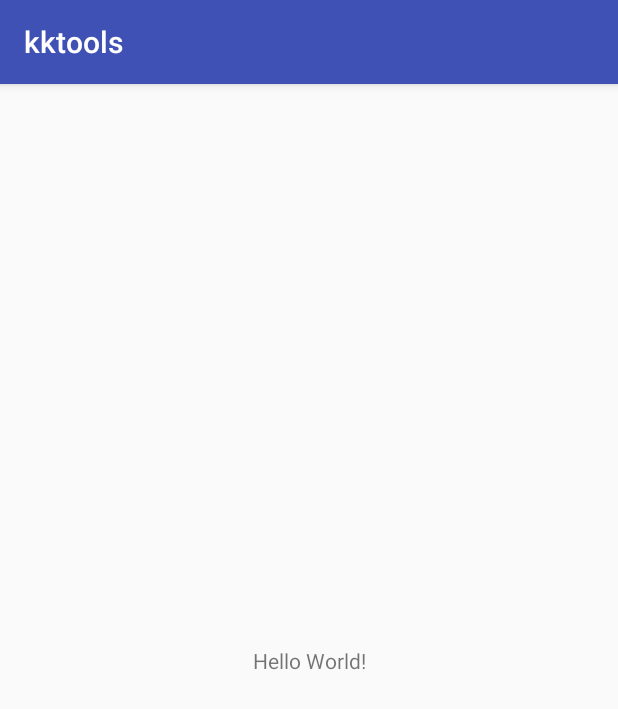
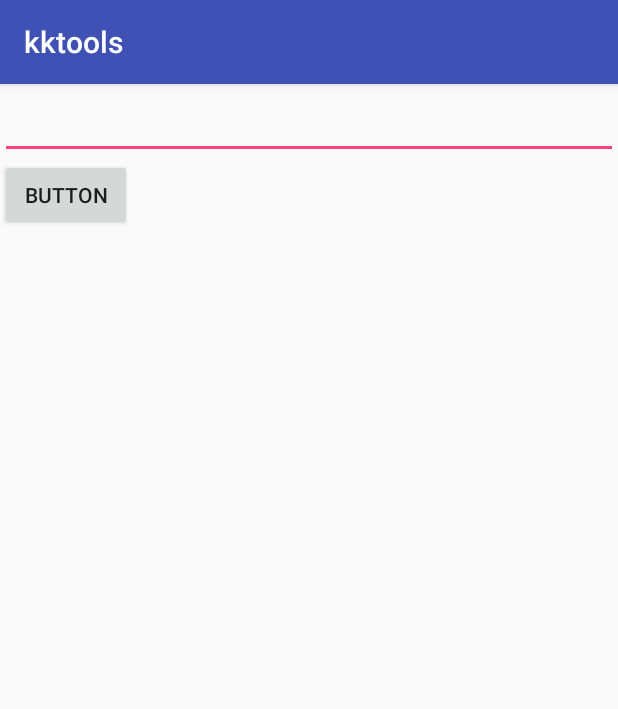
Before and after one commit to kkuu/kkutils, an Android app: the screen it shows after launch (MainActivity), on a phone screen of 412 x 824 dp. Shown: the top 709 px of the screen. Run offline under Robolectric (Android 15) with nearby library versions, the light colour scheme and no system bars; libraries missing offline, so code that uses them is left out: com.blankj.utilcode, com.yanzhenjie.album; pictures from the network do not load; 4 statements that could not run were skipped.

Commit message:
弱密码判断

```diff
--- a/app/src/main/AndroidManifest.xml
+++ b/app/src/main/AndroidManifest.xml
@@ -17,5 +17,6 @@
             </intent-filter>
         </activity>
     </application>
-
+    <uses-permission android:name="android.permission.INTERNET" />
+    <uses-permission android:name="android.permission.WRITE_EXTERNAL_STORAGE" />
 </manifest>
--- a/app/src/main/java/kk/kktools/MainActivity.java
+++ b/app/src/main/java/kk/kktools/MainActivity.java
@@ -2,9 +2,17 @@ package kk.kktools;
 
 import android.support.v7.app.AppCompatActivity;
 import android.os.Bundle;
+import android.view.View;
+import android.widget.EditText;
 
 import utils.wzutils.AppTool;
+import utils.wzutils.HttpTool;
 import utils.wzutils.common.CommonTool;
+import utils.wzutils.common.LogTool;
+import utils.wzutils.common.PwdTool;
+import utils.wzutils.http.HttpRequest;
+import utils.wzutils.http.HttpUiCallBack;
+import utils.wzutils.parent.WzViewOnclickListener;
 
 public class MainActivity extends AppCompatActivity {
 
@@ -13,6 +21,18 @@ public class MainActivity extends AppCompatActivity {
         super.onCreate(savedInstanceState);
         setContentView(R.layout.activity_main);
         AppTool.init(getApplication(),true);
-        CommonTool.showToast("你好");
+
+        findViewById(R.id.button).setOnClickListener(new WzViewOnclickListener() {
+            @Override
+            public void onClickWz(View v) {
+
+                EditText text=findViewById(R.id.editText);
+
+                if(!PwdTool.isPwdOk(text.getText().toString())){
+                    CommonTool.showToast("密码过于简单");
+                }
+
+            }
+        });
     }
 }
--- a/app/src/main/res/layout/activity_main.xml
+++ b/app/src/main/res/layout/activity_main.xml
@@ -1,18 +1,22 @@
 <?xml version="1.0" encoding="utf-8"?>
-<android.support.constraint.ConstraintLayout xmlns:android="http://schemas.android.com/apk/res/android"
+<LinearLayout xmlns:android="http://schemas.android.com/apk/res/android"
     xmlns:app="http://schemas.android.com/apk/res-auto"
     xmlns:tools="http://schemas.android.com/tools"
     android:layout_width="match_parent"
-    android:layout_height="match_parent"
+    android:layout_height="match_parent" android:orientation="vertical"
     tools:context=".MainActivity">
 
-    <TextView
+    <EditText
+        android:id="@+id/editText"
+        android:layout_width="match_parent"
+        android:layout_height="50dp"
+        />
+    <Button
+        android:id="@+id/button"
         android:layout_width="wrap_content"
         android:layout_height="wrap_content"
-        android:text="Hello World!"
-        app:layout_constraintBottom_toBottomOf="parent"
-        app:layout_constraintLeft_toLeftOf="parent"
-        app:layout_constraintRight_toRightOf="parent"
-        app:layout_constraintTop_toTopOf="parent" />
+        android:text="Button"
+        tools:layout_editor_absoluteX="64dp"
+        tools:layout_editor_absoluteY="128dp" />
 
-</android.support.constraint.ConstraintLayout>
+</LinearLayout>
```
Also changed, not shown: tools/src/main/java/utils/wzutils/common/PwdTool.java (added, +24 -0 lines), tools/src/main/java/utils/wzutils/common/RegexTool.java (added, +31 -0 lines).
